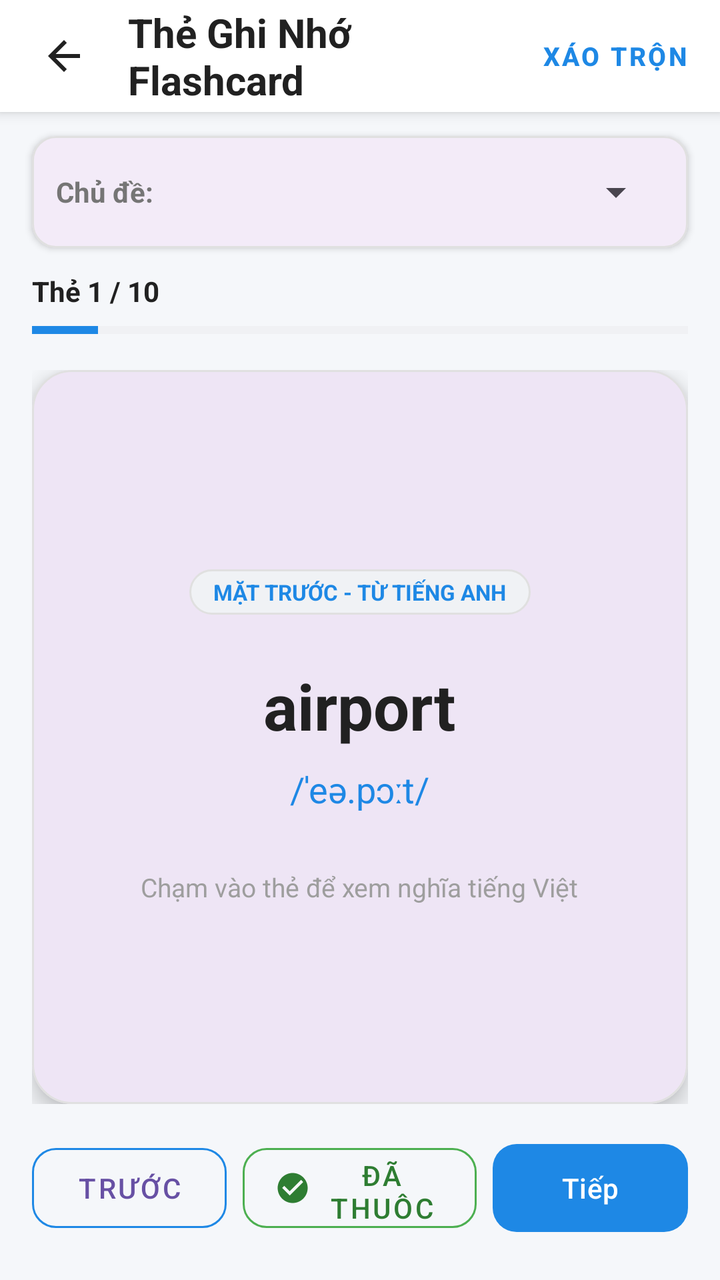
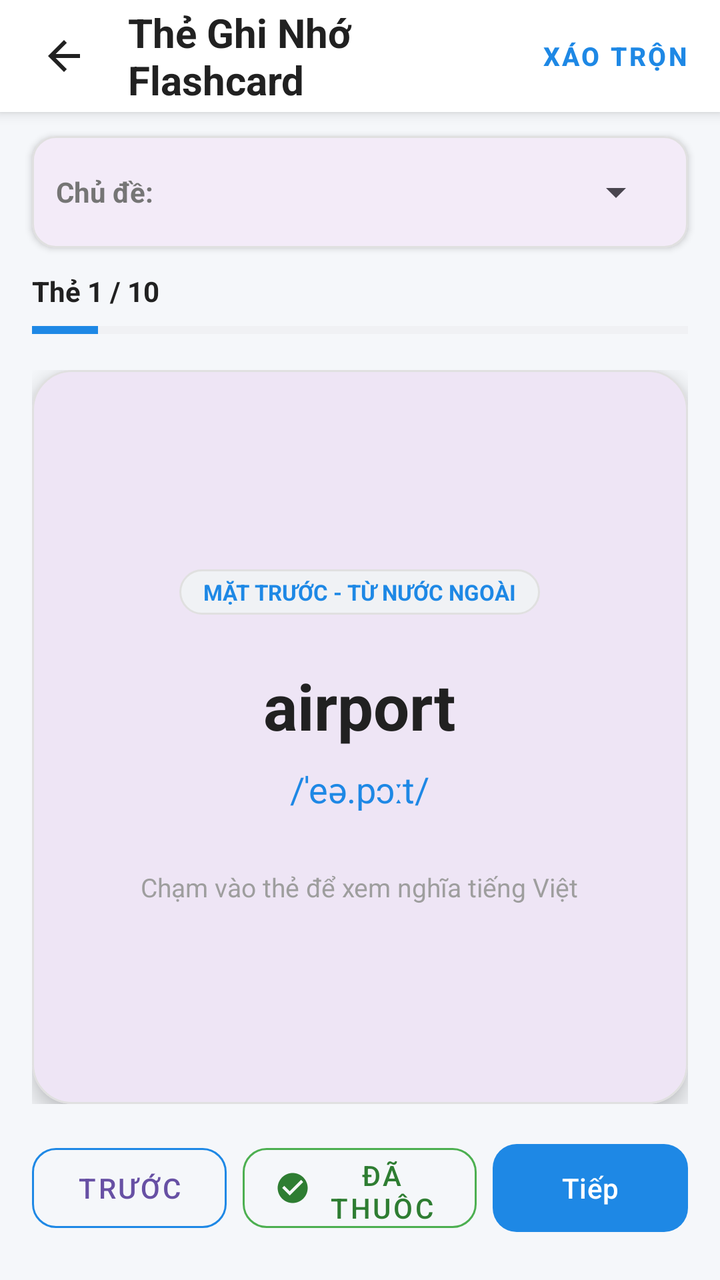

An Android layout rendered at two revisions. The XML below is the earlier revision; the diff shows what the commit changed to produce the second picture.
<!-- AndroidManifest.xml: application theme Theme.ProjectHocTiengAnh -->
<!-- res/layout/activity_main_flash_card.xml -->
<?xml version="1.0" encoding="utf-8"?>
<androidx.coordinatorlayout.widget.CoordinatorLayout xmlns:android="http://schemas.android.com/apk/res/android"
    xmlns:app="http://schemas.android.com/apk/res-auto"
    xmlns:tools="http://schemas.android.com/tools"
    android:id="@+id/main"
    android:layout_width="match_parent"
    android:layout_height="match_parent"
    android:background="@color/bg_light"
    tools:context=".Main_FlashCard">

    <LinearLayout
        android:layout_width="match_parent"
        android:layout_height="match_parent"
        android:orientation="vertical">

        
        <LinearLayout
            android:layout_width="match_parent"
            android:layout_height="56dp"
            android:background="@color/card_bg"
            android:elevation="4dp"
            android:gravity="center_vertical"
            android:orientation="horizontal"
            android:paddingHorizontal="8dp">

            <ImageButton
                android:id="@+id/btnBackFlashcard"
                android:layout_width="48dp"
                android:layout_height="48dp"
                android:background="?android:attr/selectableItemBackgroundBorderless"
                android:contentDescription="Quay lại"
                android:src="@drawable/ic_arrow_back" />

            <TextView
                android:layout_width="0dp"
                android:layout_height="wrap_content"
                android:layout_marginStart="8dp"
                android:layout_weight="1"
                android:text="Thẻ Ghi Nhớ Flashcard"
                android:textColor="@color/text_primary"
                android:textSize="20sp"
                android:textStyle="bold" />

            <com.google.android.material.button.MaterialButton
                android:id="@+id/btnShuffleFlashcard"
                style="@style/Widget.MaterialComponents.Button.TextButton"
                android:layout_width="wrap_content"
                android:layout_height="wrap_content"
                android:text="Xáo trộn"
                android:textColor="@color/primary"
                android:textSize="13sp"
                android:textStyle="bold" />

        </LinearLayout>

        
        <com.google.android.material.card.MaterialCardView
            android:layout_width="match_parent"
            android:layout_height="wrap_content"
            android:layout_marginHorizontal="16dp"
            android:layout_marginTop="12dp"
            app:cardCornerRadius="12dp"
            app:cardElevation="2dp"
            app:strokeColor="@color/border_color"
            app:strokeWidth="1dp">

            <LinearLayout
                android:layout_width="match_parent"
                android:layout_height="wrap_content"
                android:gravity="center_vertical"
                android:orientation="horizontal"
                android:paddingHorizontal="12dp"
                android:paddingVertical="4dp">

                <TextView
                    android:layout_width="wrap_content"
                    android:layout_height="wrap_content"
                    android:text="Chủ đề:"
                    android:textColor="@color/text_secondary"
                    android:textSize="14sp"
                    android:textStyle="bold" />

                <Spinner
                    android:id="@+id/spTopicFlashcard"
                    android:layout_width="match_parent"
                    android:layout_height="48dp"
                    android:spinnerMode="dropdown" />

            </LinearLayout>

        </com.google.android.material.card.MaterialCardView>

        
        <LinearLayout
            android:layout_width="match_parent"
            android:layout_height="wrap_content"
            android:layout_marginHorizontal="16dp"
            android:layout_marginTop="12dp"
            android:gravity="center_vertical"
            android:orientation="vertical">

            <LinearLayout
                android:layout_width="match_parent"
                android:layout_height="wrap_content"
                android:orientation="horizontal">

                <TextView
                    android:id="@+id/tvFlashcardProgress"
                    android:layout_width="0dp"
                    android:layout_height="wrap_content"
                    android:layout_weight="1"
                    android:text="Thẻ 1 / 10"
                    android:textColor="@color/text_primary"
                    android:textSize="14sp"
                    android:textStyle="bold" />

                <TextView
                    android:id="@+id/tvLearnedBadge"
                    android:layout_width="wrap_content"
                    android:layout_height="wrap_content"
                    android:text="Đã thuộc"
                    android:textColor="@color/learned_green"
                    android:textSize="12sp"
                    android:textStyle="bold"
                    android:visibility="gone" />

            </LinearLayout>

            <ProgressBar
                android:id="@+id/pbFlashcardProgress"
                style="?android:attr/progressBarStyleHorizontal"
                android:layout_width="match_parent"
                android:layout_height="8dp"
                android:layout_marginTop="6dp"
                android:max="10"
                android:progress="1"
                android:progressTint="@color/primary"
                android:progressBackgroundTint="@color/border_color" />

        </LinearLayout>

        
        <FrameLayout
            android:layout_width="match_parent"
            android:layout_height="0dp"
            android:layout_weight="1"
            android:padding="16dp">

            
            <TextView
                android:id="@+id/tvEmptyFlashcard"
                android:layout_width="wrap_content"
                android:layout_height="wrap_content"
                android:layout_gravity="center"
                android:gravity="center"
                android:text="Chưa có từ vựng nào trong chủ đề này.\nVui lòng thêm từ vựng để học Flashcard!"
                android:textColor="@color/text_secondary"
                android:textSize="16sp"
                android:visibility="gone" />

            
            <com.google.android.material.card.MaterialCardView
                android:id="@+id/cardFlashcard"
                android:layout_width="match_parent"
                android:layout_height="match_parent"
                android:clickable="true"
                android:focusable="true"
                android:foreground="?android:attr/selectableItemBackground"
                app:cardCornerRadius="20dp"
                app:cardElevation="6dp"
                app:strokeColor="@color/border_color"
                app:strokeWidth="1dp">

                <FrameLayout
                    android:layout_width="match_parent"
                    android:layout_height="match_parent"
                    android:padding="20dp">

                    
                    <LinearLayout
                        android:id="@+id/layoutCardFront"
                        android:layout_width="match_parent"
                        android:layout_height="match_parent"
                        android:gravity="center"
                        android:orientation="vertical">

                        <TextView
                            android:layout_width="wrap_content"
                            android:layout_height="wrap_content"
                            android:background="@drawable/bg_pill_unselected"
                            android:paddingHorizontal="12dp"
                            android:paddingVertical="4dp"
                            android:text="MẶT TRƯỚC - TỪ TIẾNG ANH"
                            android:textColor="@color/primary"
                            android:textSize="11sp"
                            android:textStyle="bold" />

                        <TextView
                            android:id="@+id/tvWordFront"
                            android:layout_width="wrap_content"
                            android:layout_height="wrap_content"
                            android:layout_marginTop="24dp"
                            android:gravity="center"
                            android:text="airport"
                            android:textColor="@color/text_primary"
                            android:textSize="32sp"
                            android:textStyle="bold" />

                        <TextView
                            android:id="@+id/tvPhoneticFront"
                            android:layout_width="wrap_content"
                            android:layout_height="wrap_content"
                            android:layout_marginTop="8dp"
                            android:text="/ˈeə.pɔːt/"
                            android:textColor="@color/primary"
                            android:textSize="18sp" />

                        <TextView
                            android:layout_width="wrap_content"
                            android:layout_height="wrap_content"
                            android:layout_marginTop="28dp"
                            android:text="Chạm vào thẻ để xem nghĩa tiếng Việt"
                            android:textColor="@color/text_hint"
                            android:textSize="13sp" />

                    </LinearLayout>

                    
                    <LinearLayout
                        android:id="@+id/layoutCardBack"
                        android:layout_width="match_parent"
                        android:layout_height="match_parent"
                        android:gravity="center"
                        android:orientation="vertical"
                        android:visibility="gone">

                        <TextView
                            android:layout_width="wrap_content"
                            android:layout_height="wrap_content"
                            android:background="@drawable/bg_pill_unselected"
                            android:paddingHorizontal="12dp"
                            android:paddingVertical="4dp"
                            android:text="MẶT SAU - NGHĨA &amp; VÍ DỤ"
                            android:textColor="@color/learned_green"
                            android:textSize="11sp"
                            android:textStyle="bold" />

                        <TextView
                            android:id="@+id/tvWordBackHeader"
                            android:layout_width="wrap_content"
                            android:layout_height="wrap_content"
                            android:layout_marginTop="16dp"
                            android:text="airport /ˈeə.pɔːt/"
                            android:textColor="@color/text_secondary"
                            android:textSize="16sp" />

                        <TextView
                            android:id="@+id/tvMeaningBack"
                            android:layout_width="wrap_content"
                            android:layout_height="wrap_content"
                            android:layout_marginTop="16dp"
                            android:gravity="center"
                            android:text="sân bay"
                            android:textColor="@color/learned_green"
                            android:textSize="28sp"
                            android:textStyle="bold" />

                        <com.google.android.material.card.MaterialCardView
                            android:layout_width="match_parent"
                            android:layout_height="wrap_content"
                            android:layout_marginTop="20dp"
                            app:cardBackgroundColor="@color/white"
                            app:cardCornerRadius="10dp"
                            app:cardElevation="1dp"
                            app:strokeColor="@color/border_color"
                            app:strokeWidth="1dp">

                            <LinearLayout
                                android:layout_width="match_parent"
                                android:layout_height="wrap_content"
                                android:orientation="vertical"
                                android:padding="12dp">

                                <TextView
                                    android:layout_width="wrap_content"
                                    android:layout_height="wrap_content"
                                    android:text="Ví dụ:"
                                    android:textColor="@color/text_hint"
                                    android:textSize="12sp"
                                    android:textStyle="bold" />

                                <TextView
                                    android:id="@+id/tvExampleBack"
                                    android:layout_width="match_parent"
                                    android:layout_height="wrap_content"
                                    android:layout_marginTop="4dp"
                                    android:text="I arrived at the airport two hours early."
                                    android:textColor="@color/text_primary"
                                    android:textSize="15sp"
                                    android:textStyle="italic" />

                            </LinearLayout>

                        </com.google.android.material.card.MaterialCardView>

                        <TextView
                            android:layout_width="wrap_content"
                            android:layout_height="wrap_content"
                            android:layout_marginTop="24dp"
                            android:text="Chạm vào thẻ để lật lại mặt trước"
                            android:textColor="@color/text_hint"
                            android:textSize="13sp" />

                    </LinearLayout>

                </FrameLayout>

            </com.google.android.material.card.MaterialCardView>

        </FrameLayout>

        
        <LinearLayout
            android:layout_width="match_parent"
            android:layout_height="wrap_content"
            android:gravity="center"
            android:orientation="horizontal"
            android:paddingHorizontal="16dp"
            android:paddingBottom="20dp">

            <com.google.android.material.button.MaterialButton
                android:id="@+id/btnPrevCard"
                style="@style/Widget.MaterialComponents.Button.OutlinedButton"
                android:layout_width="0dp"
                android:layout_height="52dp"
                android:layout_weight="1"
                android:text="Trước"
                android:textSize="14sp"
                app:cornerRadius="12dp"
                app:strokeColor="@color/primary" />

            <com.google.android.material.button.MaterialButton
                android:id="@+id/btnMarkLearned"
                style="@style/Widget.MaterialComponents.Button.OutlinedButton"
                android:layout_width="0dp"
                android:layout_height="52dp"
                android:layout_marginHorizontal="8dp"
                android:layout_weight="1.2"
                android:text="Đã thuộc"
                android:textColor="@color/learned_green"
                android:textSize="14sp"
                app:cornerRadius="12dp"
                app:icon="@drawable/ic_check_circle_green"
                app:iconTint="@color/learned_green"
                app:strokeColor="@color/learned_green_border" />

            <com.google.android.material.button.MaterialButton
                android:id="@+id/btnNextCard"
                android:layout_width="0dp"
                android:layout_height="52dp"
                android:layout_weight="1"
                android:text="Tiếp"
                android:textSize="14sp"
                app:backgroundTint="@color/primary"
                app:cornerRadius="12dp" />

        </LinearLayout>

    </LinearLayout>

</androidx.coordinatorlayout.widget.CoordinatorLayout>
<!-- resources referenced by this layout -->
<resources>
  <color name="bg_light">#F5F7FA</color>
  <color name="border_color">#E0E0E0</color>
  <color name="card_bg">#FFFFFF</color>
  <color name="learned_green">#2E7D32</color>
  <color name="learned_green_border">#4CAF50</color>
  <color name="primary">#1E88E5</color>
  <color name="text_hint">#9E9E9E</color>
  <color name="text_primary">#212121</color>
  <color name="text_secondary">#757575</color>
  <color name="white">#FFFFFFFF</color>
  <!-- drawable bg_pill_unselected (drawable) -->
  <?xml version="1.0" encoding="utf-8"?>
  <shape xmlns:android="http://schemas.android.com/apk/res/android"
      android:shape="rectangle">
      <solid android:color="@color/pill_unselected_bg" />
      <corners android:radius="20dp" />
      <stroke
          android:width="1dp"
          android:color="#E0E0E0" />
  </shape>
  <!-- drawable ic_arrow_back (drawable) -->
  <vector xmlns:android="http://schemas.android.com/apk/res/android"
      android:width="24dp"
      android:height="24dp"
      android:viewportWidth="24"
      android:viewportHeight="24">
    <path
        android:fillColor="#FF212121"
        android:pathData="M20,11H7.83l5.59,-5.59L12,4l-8,8 8,8 1.41,-1.41L7.83,13H20v-2z"/>
  </vector>
  <!-- drawable ic_check_circle_green (drawable) -->
  <vector xmlns:android="http://schemas.android.com/apk/res/android"
      android:width="28dp"
      android:height="28dp"
      android:viewportWidth="24"
      android:viewportHeight="24">
    <path
        android:fillColor="#4CAF50"
        android:pathData="M12,2C6.48,2 2,6.48 2,12s4.48,10 10,10 10,-4.48 10,-10S17.52,2 12,2zM10,17l-5,-5 1.41,-1.41L10,14.17l7.59,-7.59L19,8l-9,9z"/>
  </vector>
  <style name="Theme.ProjectHocTiengAnh" parent="Base.Theme.ProjectHocTiengAnh" />
  <color name="pill_unselected_bg">#F0F2F5</color>
  <style name="Base.Theme.ProjectHocTiengAnh" parent="Theme.Material3.DayNight.NoActionBar">
          
          
      </style>
</resources>

<!-- the commit's change to res/layout/activity_main_flash_card.xml (unified diff, before → after) -->
@@ -190,7 +190,7 @@
                             android:background="@drawable/bg_pill_unselected"
                             android:paddingHorizontal="12dp"
                             android:paddingVertical="4dp"
-                            android:text="MẶT TRƯỚC - TỪ TIẾNG ANH"
+                            android:text="MẶT TRƯỚC - TỪ NƯỚC NGOÀI"
                             android:textColor="@color/primary"
                             android:textSize="11sp"
                             android:textStyle="bold" />
@@ -232,7 +232,7 @@
                         android:layout_height="match_parent"
                         android:gravity="center"
                         android:orientation="vertical"
-                        android:visibility="gone">
+                        android:visibility="invisible">
 
                         <TextView
                             android:layout_width="wrap_content"
